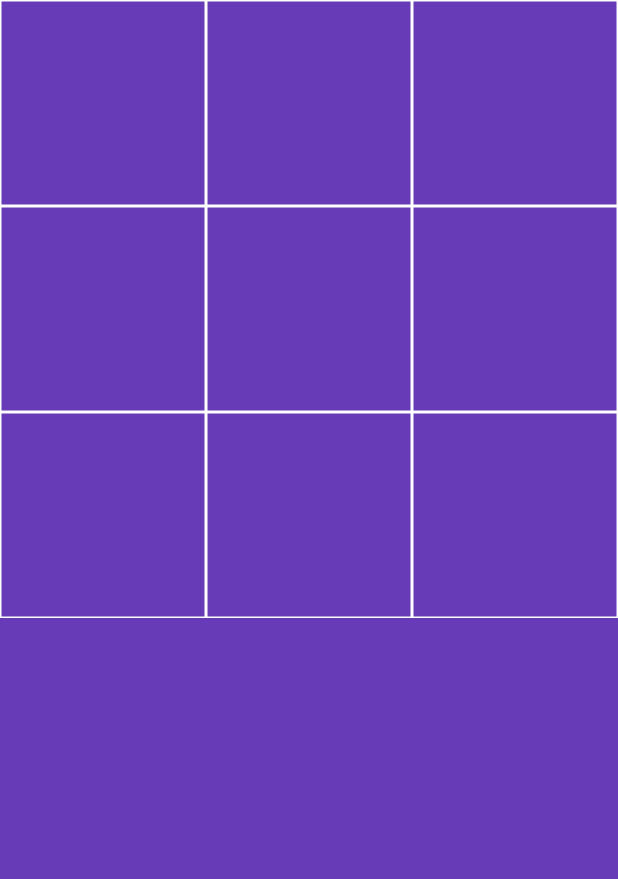
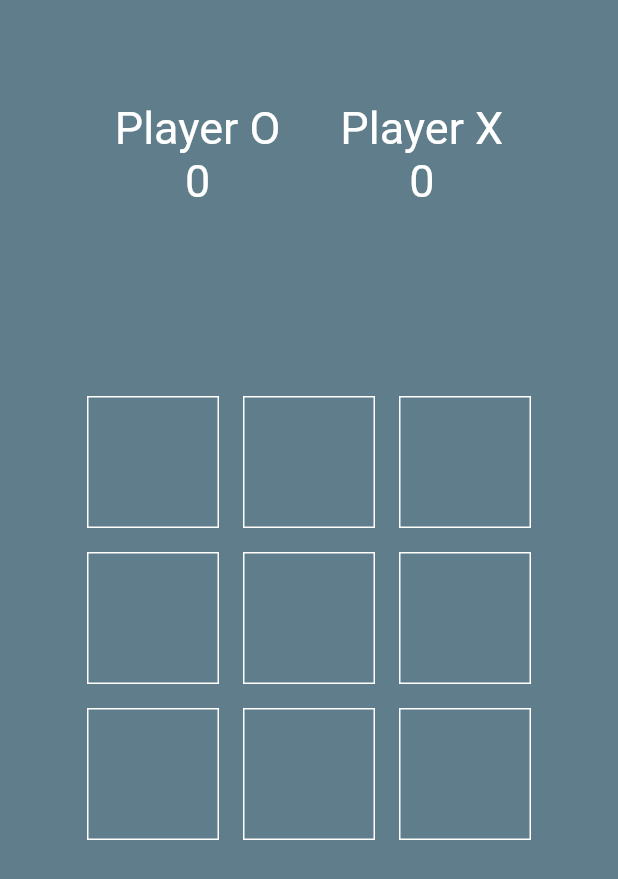
Before and after one commit to yashrajjain726/tictactoe, a Flutter app: the Player screen opened by its route, on a phone screen of 412 x 824 dp. Shown: the top 879 px of the screen. Run offline on Flutter 3.47's test engine with Material 2 defaults, Android fonts, the phone set to English and light mode, and no system bars.

```diff
--- a/lib/player.dart
+++ b/lib/player.dart
@@ -9,24 +9,85 @@ class Player extends StatefulWidget {
 
 class _PlayerState extends State<Player> {
   bool firstPlayerTurn = true;
-  List<String> updatedText= ['','','','','','','','',''];
-
+  List<String> updatedText = ['', '', '', '', '', '', '', '', ''];
+  int firstPlayerScore = 0;
+  int secondPlayerScore = 0;
   @override
   Widget build(BuildContext context) {
     return Scaffold(
-      backgroundColor: Colors.deepPurple,
-      body: GridView.builder(
+      backgroundColor: Colors.blueGrey,
+      body: Column(
+        children: [
+          Expanded(
+            flex: 1,
+            child: Container(
+              child: Row(
+                mainAxisAlignment: MainAxisAlignment.center,
+                children: [
+                  Padding(
+                    padding: const EdgeInsets.all(20.0),
+                    child: Column(
+                      mainAxisAlignment: MainAxisAlignment.center,
+                      children: [
+                        const Text(
+                          "Player O",
+                          style: TextStyle(
+                            color: Colors.white,
+                            fontSize: 30,
+                          ),
+                        ),
+                        Text(
+                          firstPlayerScore.toString(),
+                          style: const TextStyle(
+                            color: Colors.white,
+                            fontSize: 30,
+                          ),
+                        )
+                      ],
+                    ),
+                  ),
+                  Padding(
+                    padding: const EdgeInsets.all(20.0),
+                    child: Column(
+                        mainAxisAlignment: MainAxisAlignment.center,
+                        children: [
+                          const Text(
+                            "Player X",
+                            style: TextStyle(
+                              color: Colors.white,
+                              fontSize: 30,
+                            ),
+                          ),
+                          Text(
+                            secondPlayerScore.toString(),
+                            style: const TextStyle(
+                              color: Colors.white,
+                              fontSize: 30,
+                            ),
+                          )
+                        ]),
+                  ),
+                ],
+              ),
+            ),
+          ),
+          Expanded(
+            flex: 3,
+            child: GridView.builder(
+                padding: const EdgeInsets.all(50),
                 itemCount: 9,
                 gridDelegate: const SliverGridDelegateWithFixedCrossAxisCount(
                     crossAxisCount: 3),
                 itemBuilder: (BuildContext context, int index) {
                   return GestureDetector(
-              onTap: (){
+                    onTap: () {
                       _updateTapValue(index);
                     },
+                    child: Padding(
+                      padding: const EdgeInsets.all(8.0),
                       child: Container(
-                decoration:
-                    BoxDecoration(border: Border.all(color: Colors.white)),
+                        decoration: BoxDecoration(
+                            border: Border.all(color: Colors.white) ),
                         child: Center(
                           child: Text(
                             updatedText[index],
@@ -38,19 +99,106 @@ class _PlayerState extends State<Player> {
                           ),
                         ),
                       ),
+                    ),
                   );
                 }),
+          ),
+        ],
+      ),
     );
+  }
 
+  void _updateTapValue(int index) {
+    setState(() {
+      if (firstPlayerTurn == true && updatedText[index] == '') {
+        updatedText[index] = "o";
+        firstPlayerTurn = false;
+      } else if (firstPlayerTurn == false && updatedText[index] == '') {
+        updatedText[index] = "x";
+        firstPlayerTurn = true;
       }
-  void _updateTapValue(int index){
+      _checkTheWinner();
+    });
+  }
+
+  void _checkTheWinner() {
+    //first row
+    if ((updatedText[0] != '') &&
+        (updatedText[0] == updatedText[1]) &&
+        (updatedText[0] == updatedText[2])) {
+      _showWinningDialog(updatedText[0]);
+    }
+    //second row
+     if ((updatedText[3] != '') &&
+        (updatedText[3] == updatedText[4]) &&
+        (updatedText[3] == updatedText[5])) {
+      _showWinningDialog(updatedText[3]);
+    }
+    //third row
+     if ((updatedText[6] != '') &&
+        (updatedText[6] == updatedText[7]) &&
+        (updatedText[6] == updatedText[8])) {
+      _showWinningDialog(updatedText[6]);
+    }
+    //first column
+     if ((updatedText[0] != '') &&
+        (updatedText[0] == updatedText[3]) &&
+        (updatedText[0] == updatedText[6])) {
+      _showWinningDialog(updatedText[0]);
+    }
+    //second column
+     if ((updatedText[1] != '') &&
+        (updatedText[1] == updatedText[4]) &&
+        (updatedText[1] == updatedText[7])) {
+      _showWinningDialog(updatedText[1]);
+    }
+    //third column
+     if ((updatedText[2] != '') &&
+        (updatedText[2] == updatedText[5]) &&
+        (updatedText[2] == updatedText[8])) {
+      _showWinningDialog(updatedText[2]);
+    }
+    //check diagonal
+    else if ((updatedText[6] != '') &&
+        (updatedText[6] == updatedText[4]) &&
+        (updatedText[6] == updatedText[2])) {
+      _showWinningDialog(updatedText[6]);
+    }
+    // check diagonal
+     if ((updatedText[0] != '') &&
+        (updatedText[0] == updatedText[4]) &&
+        (updatedText[0] == updatedText[8])) {
+      _showWinningDialog(updatedText[0]);
+    }
+  }
+
+  void _showWinningDialog(String winner) {
+    showDialog(
+        context: context,
+        barrierDismissible: false,
+        builder: (BuildContext context) {
+          return AlertDialog(
+            title: Text("Winner is $winner"),
+            actions: [
+              TextButton(
+                onPressed: (){
+                  resetTicTacToe();
+                  Navigator.of(context).pop();
+                },
+                child: const Text(
+                  "Play Again",
+                ),
+              )
+            ],
+          );
+        });
+  }
+
+  void resetTicTacToe() {
     setState(() {
-      if(firstPlayerTurn==true) {
-        updatedText[index] = "0";
-        firstPlayerTurn = false;
-      } else {
-        updatedText[index] ="x";
-        firstPlayerTurn = true;
+      for(int i=0;i<9;i++)
+      {
+        updatedText[i]='';
       }
     });
   }
```
Lines whose indentation alone changed are shown as unchanged.
